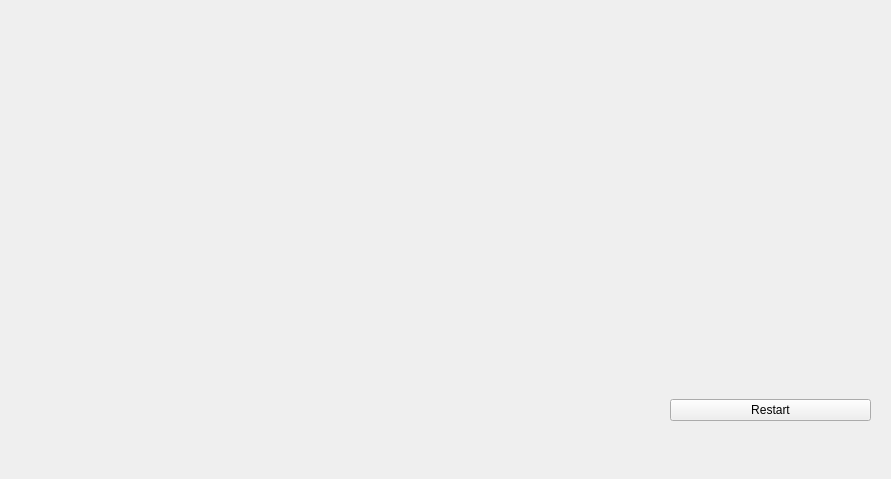
First picture: the form in historyboard.ui, repository Jenway/gomoku, before the edit.
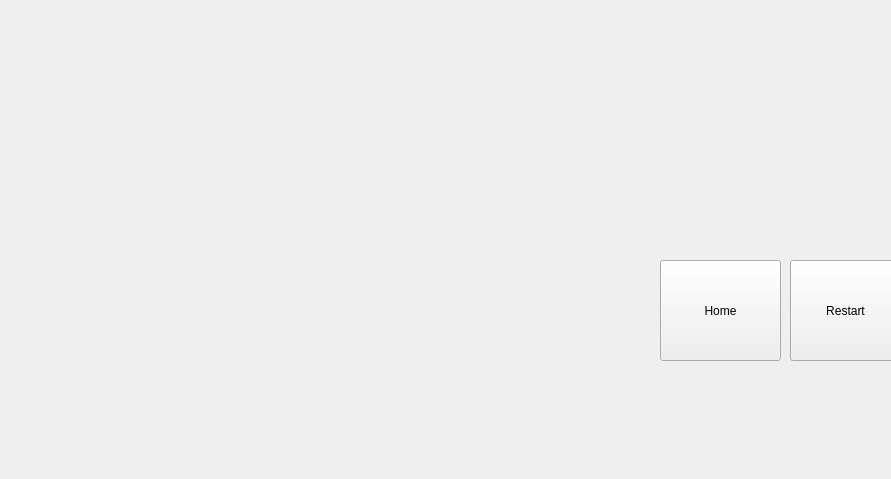
Second picture: the form after the edit.

Patch:
```diff
--- a/historyboard.ui
+++ b/historyboard.ui
@@ -13,24 +13,31 @@
   <property name="windowTitle">
    <string>Form</string>
   </property>
-  <widget class="QWidget" name="verticalLayoutWidget">
+  <widget class="QPushButton" name="pushButton_2">
    <property name="geometry">
     <rect>
-     <x>670</x>
-     <y>360</y>
-     <width>201</width>
+     <x>660</x>
+     <y>260</y>
+     <width>121</width>
      <height>101</height>
     </rect>
    </property>
-   <layout class="QVBoxLayout" name="verticalLayout">
-    <item>
+   <property name="text">
+    <string>Home</string>
+   </property>
+  </widget>
      <widget class="QPushButton" name="pushButton">
+   <property name="geometry">
+    <rect>
+     <x>790</x>
+     <y>260</y>
+     <width>111</width>
+     <height>101</height>
+    </rect>
+   </property>
       <property name="text">
        <string>Restart</string>
       </property>
-     </widget>
-    </item>
-   </layout>
   </widget>
  </widget>
  <resources/>
```
Lines whose indentation alone changed are shown as unchanged.
